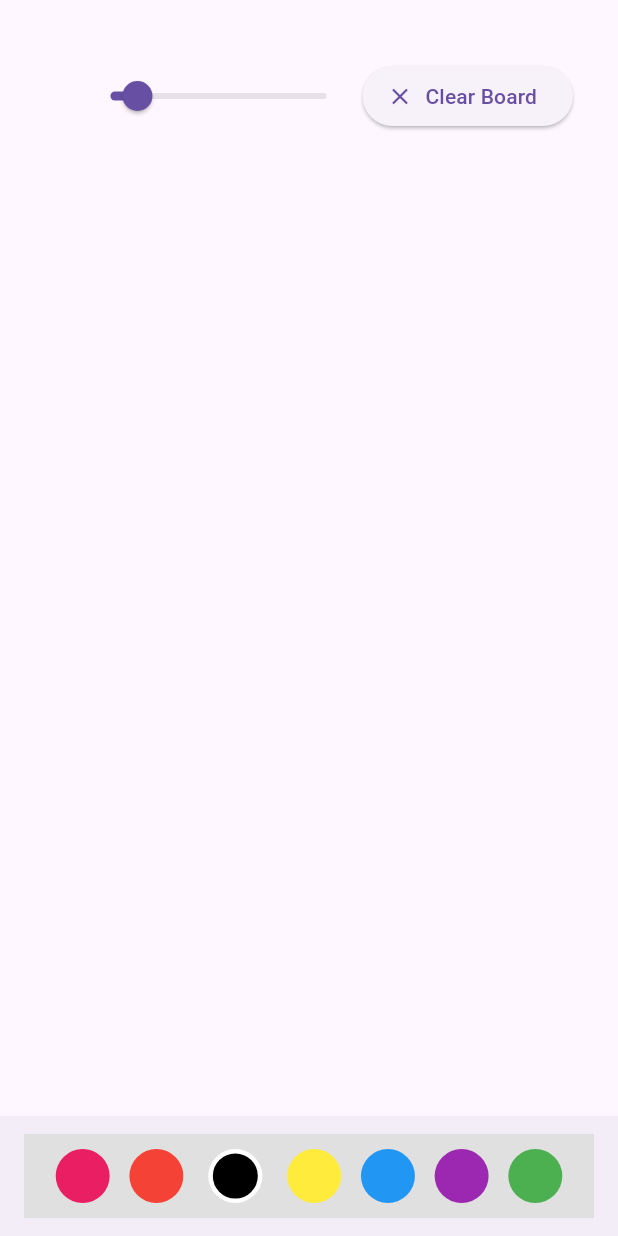
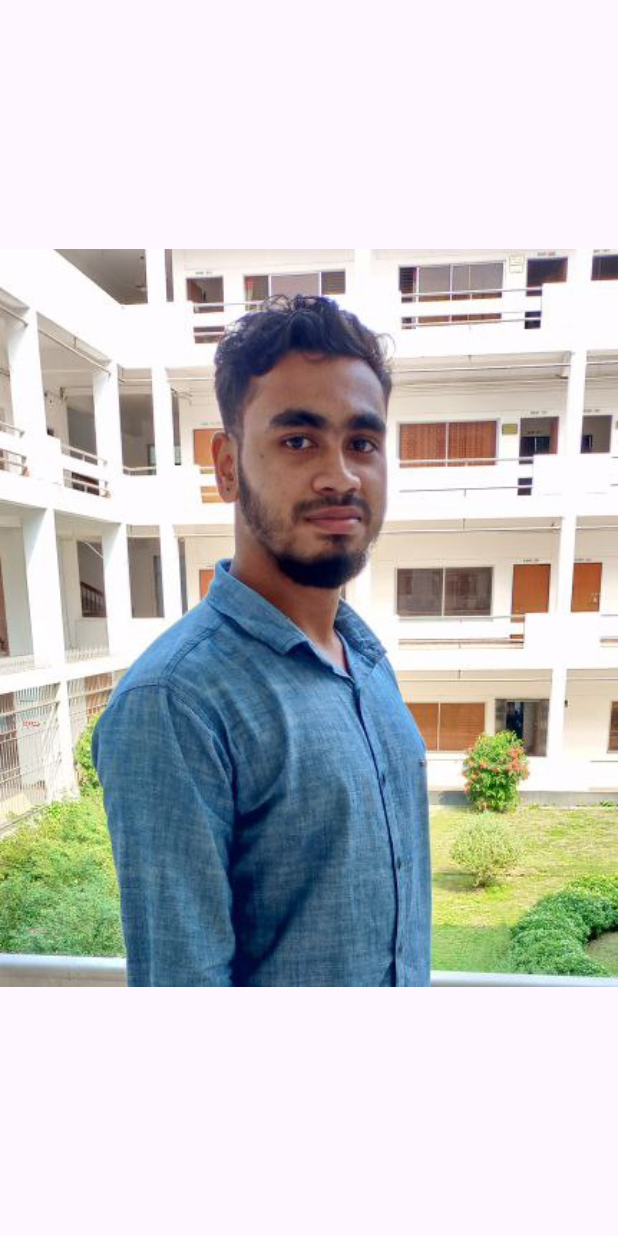
Before and after one commit to Jakaria1152/Drawing-App, a Flutter app: the first screen one second after launch, on a phone screen of 412 x 824 dp. Run offline on Flutter 3.47's test engine with Material 3 defaults, Android fonts, the phone set to English and light mode, and no system bars; drawn by our look-alikes of flutter_animate.

```diff
--- a/lib/main.dart
+++ b/lib/main.dart
@@ -1,6 +1,8 @@
+import 'dart:async';
 import 'dart:ui';
 
 import 'package:flutter/material.dart';
+import 'package:flutter_animate/flutter_animate.dart';
 
 void main() => runApp(const myApp());
 
@@ -11,10 +13,37 @@ class myApp extends StatelessWidget {
   Widget build(BuildContext context) {
     return const MaterialApp(
       debugShowCheckedModeBanner: false,
-      home: DrawingBoard(),
+      home: SplashScreen(),
     );
   }
 }
+
+class SplashScreen extends StatefulWidget {
+  const SplashScreen({super.key});
+
+  @override
+  State<SplashScreen> createState() => _SplashScreenState();
+}
+
+class _SplashScreenState extends State<SplashScreen> {
+  @override
+  void initState() {
+    // TODO: implement initState
+    super.initState();
+    Timer(Duration(milliseconds: 1800), ()=>Navigator.pushReplacement(context, MaterialPageRoute(builder: (context) => DrawingBoard(),)));
+  }
+  @override
+  Widget build(BuildContext context) {
+    return Scaffold(
+body: Center(
+  child: Animate(
+      effects: [FadeEffect(duration: Duration(milliseconds: 600)), ScaleEffect(duration: Duration(milliseconds: 600))],
+      child: Image.asset('images/jakaria profile picture.jpg')),
+),
+    );
+  }
+}
+
 
 class DrawingBoard extends StatefulWidget {
   const DrawingBoard({super.key});
--- a/pubspec.yaml
+++ b/pubspec.yaml
@@ -35,6 +35,7 @@ dependencies:
   # The following adds the Cupertino Icons font to your application.
   # Use with the CupertinoIcons class for iOS style icons.
   cupertino_icons: ^1.0.6
+  flutter_animate: ^4.5.0
 
 dev_dependencies:
   flutter_test:
@@ -59,8 +60,8 @@ flutter:
   uses-material-design: true
 
   # To add assets to your application, add an assets section, like this:
-  # assets:
-  #   - images/a_dot_burr.jpeg
+  assets:
+     - images/
   #   - images/a_dot_ham.jpeg
 
   # An image asset can refer to one or more resolution-specific "variants", see
```
Also changed, not shown: images/jakaria profile picture.jpg (added), pubspec.lock.
